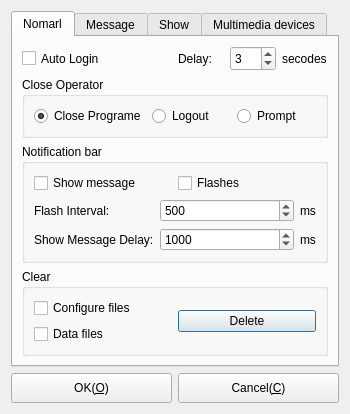
KangLin/RabbitIm, file Widgets/DlgOptions/DlgOptions.ui: the form before one commit.
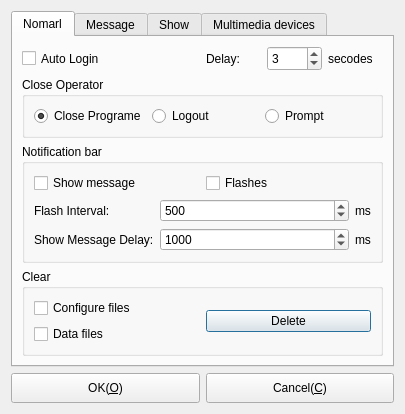
The form after the commit. Icons and pictures are not drawn.

Patch:
```diff
--- a/Widgets/DlgOptions/DlgOptions.ui
+++ b/Widgets/DlgOptions/DlgOptions.ui
@@ -6,7 +6,7 @@
    <rect>
     <x>0</x>
     <y>0</y>
-    <width>350</width>
+    <width>405</width>
     <height>402</height>
    </rect>
   </property>
```
